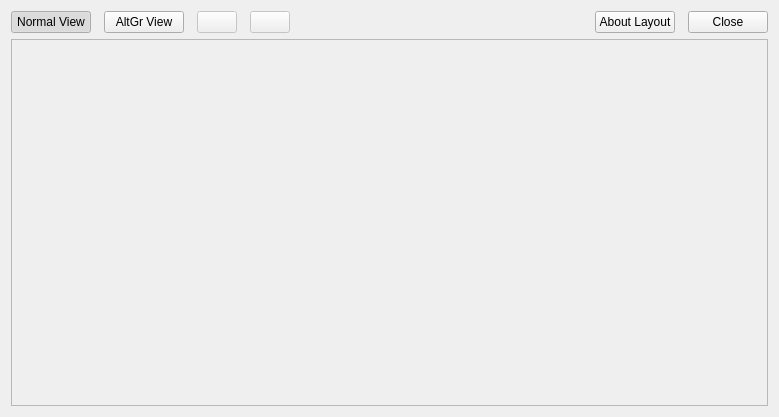
First picture: the form in src/frontend/LayoutViewer.ui, repository OpenBangla/OpenBangla-Keyboard, before the edit.
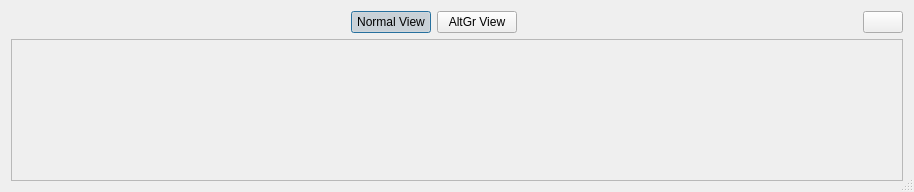
Second picture: the form after the edit. Icons and pictures are not drawn.

Commit message: Redesign the Layout viewer dialog (#145)

```diff
--- a/src/frontend/LayoutViewer.ui
+++ b/src/frontend/LayoutViewer.ui
@@ -6,36 +6,72 @@
    <rect>
     <x>0</x>
     <y>0</y>
-    <width>779</width>
-    <height>417</height>
+    <width>914</width>
+    <height>192</height>
    </rect>
   </property>
   <property name="windowTitle">
    <string>Dialog</string>
   </property>
-  <layout class="QGridLayout" name="gridLayout">
-   <property name="horizontalSpacing">
-    <number>13</number>
-   </property>
-   <property name="verticalSpacing">
-    <number>6</number>
-   </property>
-   <item row="0" column="3">
-    <widget class="QPushButton" name="buttonZoomOut">
-     <property name="enabled">
-      <bool>false</bool>
+  <property name="sizeGripEnabled">
+   <bool>true</bool>
+  </property>
+  <layout class="QVBoxLayout" name="verticalLayout">
+   <item>
+    <layout class="QHBoxLayout" name="horizontalLayout">
+     <item>
+      <spacer name="horizontalSpacer">
+       <property name="sizePolicy">
+        <sizepolicy hsizetype="Minimum" vsizetype="Minimum">
+         <horstretch>0</horstretch>
+         <verstretch>0</verstretch>
+        </sizepolicy>
+       </property>
+       <property name="orientation">
+        <enum>Qt::Horizontal</enum>
+       </property>
+       <property name="sizeHint" stdset="0">
+        <size>
+         <width>40</width>
+         <height>20</height>
+        </size>
+       </property>
+      </spacer>
+     </item>
+     <item>
+      <widget class="QPushButton" name="viewNormal">
+       <property name="sizePolicy">
+        <sizepolicy hsizetype="Minimum" vsizetype="Fixed">
+         <horstretch>0</horstretch>
+         <verstretch>0</verstretch>
+        </sizepolicy>
      </property>
      <property name="text">
-      <string/>
+        <string>Normal View</string>
      </property>
      <property name="icon">
       <iconset resource="images.qrc">
-       <normaloff>:/images/zoom-out.png</normaloff>:/images/zoom-out.png</iconset>
+         <normaloff>:/images/keyboard_layout.png</normaloff>:/images/keyboard_layout.png</iconset>
+       </property>
+       <property name="checkable">
+        <bool>true</bool>
+       </property>
+       <property name="checked">
+        <bool>true</bool>
+       </property>
+       <property name="autoExclusive">
+        <bool>true</bool>
      </property>
     </widget>
    </item>
-   <item row="0" column="1">
+     <item>
     <widget class="QPushButton" name="viewAltGr">
+       <property name="sizePolicy">
+        <sizepolicy hsizetype="Minimum" vsizetype="Fixed">
+         <horstretch>0</horstretch>
+         <verstretch>0</verstretch>
+        </sizepolicy>
+       </property>
      <property name="text">
       <string>AltGr View</string>
      </property>
@@ -54,24 +90,35 @@
      </property>
     </widget>
    </item>
-   <item row="0" column="5">
+     <item>
+      <spacer name="horizontalSpacer_2">
+       <property name="sizePolicy">
+        <sizepolicy hsizetype="Minimum" vsizetype="Minimum">
+         <horstretch>0</horstretch>
+         <verstretch>0</verstretch>
+        </sizepolicy>
+       </property>
+       <property name="orientation">
+        <enum>Qt::Horizontal</enum>
+       </property>
+       <property name="sizeHint" stdset="0">
+        <size>
+         <width>40</width>
+         <height>20</height>
+        </size>
+       </property>
+      </spacer>
+     </item>
+     <item>
     <widget class="QPushButton" name="buttonAboutLayout">
-     <property name="text">
-      <string>About Layout</string>
-     </property>
-    </widget>
-   </item>
-   <item row="0" column="6">
-    <widget class="QPushButton" name="buttonClose">
-     <property name="text">
-      <string>Close</string>
-     </property>
-    </widget>
-   </item>
-   <item row="0" column="2">
-    <widget class="QPushButton" name="buttomZoomIn">
-     <property name="enabled">
-      <bool>false</bool>
+       <property name="sizePolicy">
+        <sizepolicy hsizetype="Minimum" vsizetype="Fixed">
+         <horstretch>0</horstretch>
+         <verstretch>0</verstretch>
+        </sizepolicy>
+       </property>
+       <property name="toolTip">
+        <string>About this Layout</string>
      </property>
      <property name="text">
       <string/>
@@ -82,7 +129,9 @@
      </property>
     </widget>
    </item>
-   <item row="1" column="0" colspan="7">
+    </layout>
+   </item>
+   <item>
     <widget class="QLabel" name="labelImage">
      <property name="frameShape">
       <enum>QFrame::StyledPanel</enum>
@@ -95,39 +144,6 @@
      </property>
     </widget>
    </item>
-   <item row="0" column="0">
-    <widget class="QPushButton" name="viewNormal">
-     <property name="text">
-      <string>Normal View</string>
-     </property>
-     <property name="icon">
-      <iconset resource="images.qrc">
-       <normaloff>:/images/keyboard_layout.png</normaloff>:/images/keyboard_layout.png</iconset>
-     </property>
-     <property name="checkable">
-      <bool>true</bool>
-     </property>
-     <property name="checked">
-      <bool>true</bool>
-     </property>
-     <property name="autoExclusive">
-      <bool>true</bool>
-     </property>
-    </widget>
-   </item>
-   <item row="0" column="4">
-    <spacer name="horizontalSpacer">
-     <property name="orientation">
-      <enum>Qt::Horizontal</enum>
-     </property>
-     <property name="sizeHint" stdset="0">
-      <size>
-       <width>40</width>
-       <height>20</height>
-      </size>
-     </property>
-    </spacer>
-   </item>
   </layout>
  </widget>
  <resources>
```
Left out of the diff: 2 changed lines with no effect on the pictures. Lines whose indentation alone changed are shown as unchanged. The commit also changes 2 other files.
